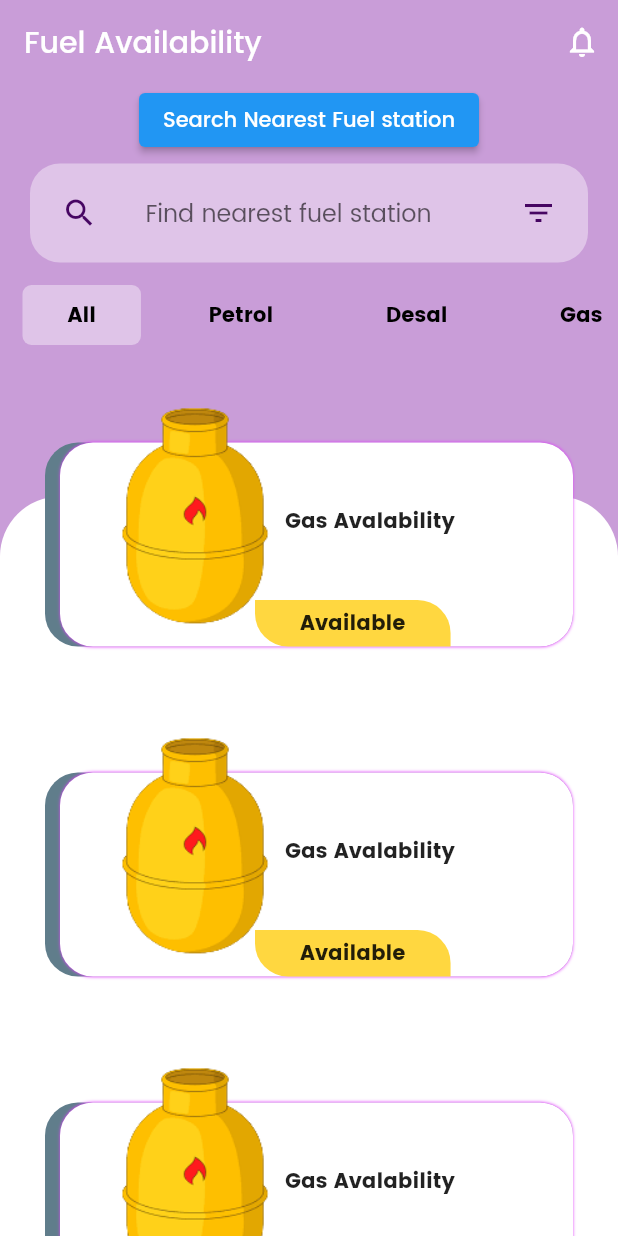
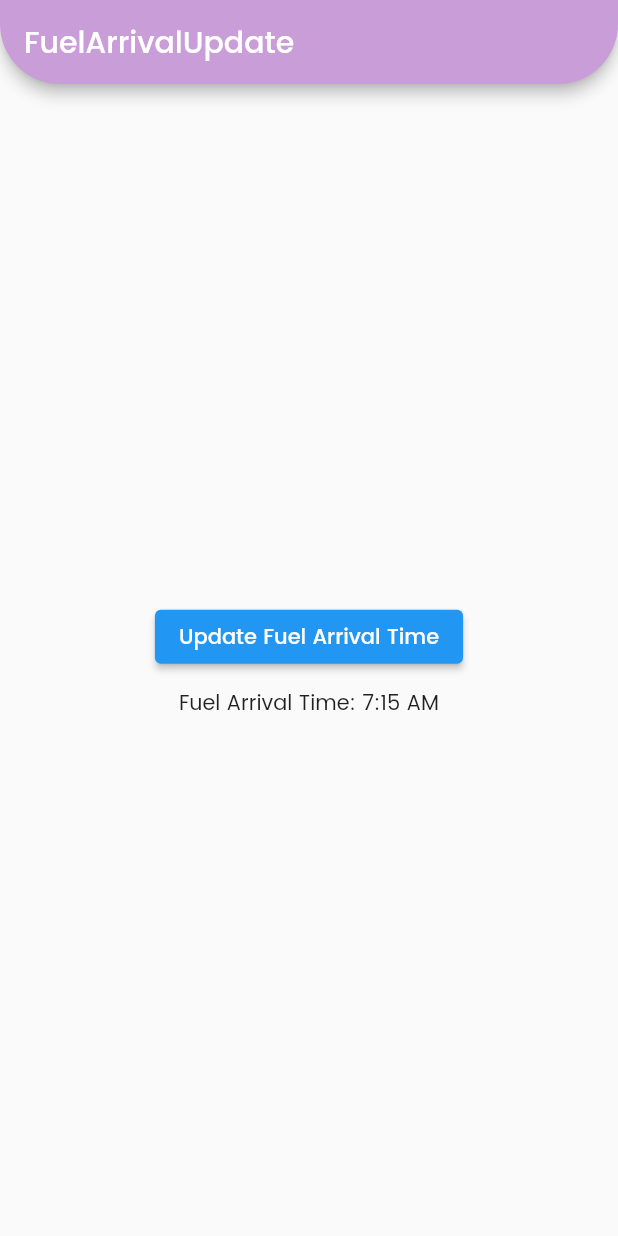
Before and after one commit to Lahiru-Ima/Fuel-App-Front-end, a Flutter app: the screen it shows after launch, on a phone screen of 412 x 824 dp. Run offline on Flutter 3.47's test engine with Material 2 defaults, Android fonts, the phone set to English and light mode, and no system bars.

Commit message:
fuel arrival & fuel finish time update

```diff
--- a/lib/main.dart
+++ b/lib/main.dart
@@ -5,6 +5,7 @@ import 'package:fuel_app/DashBoardPage/Body.dart';
 import 'package:fuel_app/DashBoardPage/productScreen.dart';
 import 'package:fuel_app/screans/selectNearestShed.dart';
 import 'package:fuel_app/screans/selectVehicle.dart';
+import 'package:fuel_app/station_owner_screen/fuelArrivalUpdateScreen.dart';
 import 'DashBoardPage/DashBoardPage.dart';
 
 void main() {
@@ -20,11 +21,10 @@ class FuelApp extends StatelessWidget {
       debugShowCheckedModeBanner: false,
       theme: ThemeData(fontFamily: 'Poppins'),
       title: 'Fuel App',
-      home: const productScreen(),
-      routes: {
-        '/selectNearestShed': (context) => SearchNearestShed(),
-      },
+      //home: productScreen(),
       //home: SelectVehicle(),
+      home: FuelArrivalUpdate(),
+      //home: FuelFinishUpdate(),
 
       // home: const LogInScreen(),
     );
--- /dev/null
+++ b/lib/station_owner_screen/fuelArrivalUpdateScreen.dart
@@ -0,0 +1,55 @@
+import 'package:flutter/cupertino.dart';
+import 'package:flutter/material.dart';
+
+class FuelArrivalUpdate extends StatefulWidget {
+  @override
+  State<FuelArrivalUpdate> createState() => _FuelArrivalUpdateState();
+}
+
+class _FuelArrivalUpdate {}
+
+class _FuelArrivalUpdateState extends State<FuelArrivalUpdate> {
+  TimeOfDay _time = TimeOfDay(hour: 7, minute: 15);
+
+  void _selectTime() async {
+    final TimeOfDay? newTime = await showTimePicker(
+      context: context,
+      initialTime: _time,
+    );
+    if (newTime != null) {
+      setState(() {
+        _time = newTime;
+      });
+    }
+  }
+
+  Widget build(BuildContext context) {
+    return Scaffold(
+      appBar: AppBar(
+        title: Text("FuelArrivalUpdate"),
+        backgroundColor: Color.fromARGB(255, 201, 157, 216),
+        shape: RoundedRectangleBorder(
+          borderRadius: BorderRadius.vertical(
+            bottom: Radius.circular(40),
+          ),
+        ),
+      ),
+      body: Center(
+        child: Column(
+          mainAxisAlignment: MainAxisAlignment.center,
+          children: [
+            ElevatedButton(
+
+              onPressed: _selectTime,
+              child: Text('Update Fuel Arrival Time'),
+            ),
+            SizedBox(height: 10),
+            Text(
+              'Fuel Arrival Time: ${_time.format(context)}',
+            ),
+          ],
+        ),
+      ),
+    );
+  }
+}
--- a/pubspec.yaml
+++ b/pubspec.yaml
@@ -36,6 +36,7 @@ dependencies:
   # The following adds the Cupertino Icons font to your application.
   # Use with the CupertinoIcons class for iOS style icons.
   cupertino_icons: ^1.0.2
+  syncfusion_flutter_datepicker: ^20.4.41
   #login: ^1.1.2
   dropdown_search: ^3.0.1
   snippet_coder_utils: ^1.0.12
```
Also changed, not shown: lib/DashBoardPage/details_screen.dart (added, +11 -0 lines), lib/screans/selectNearestShed.dart (+139 -139 lines), lib/station_owner_screen/fuelFinishUpdateScreen.dart (added, +54 -0 lines), images/red.png (added), pubspec.lock, 1 other file.
